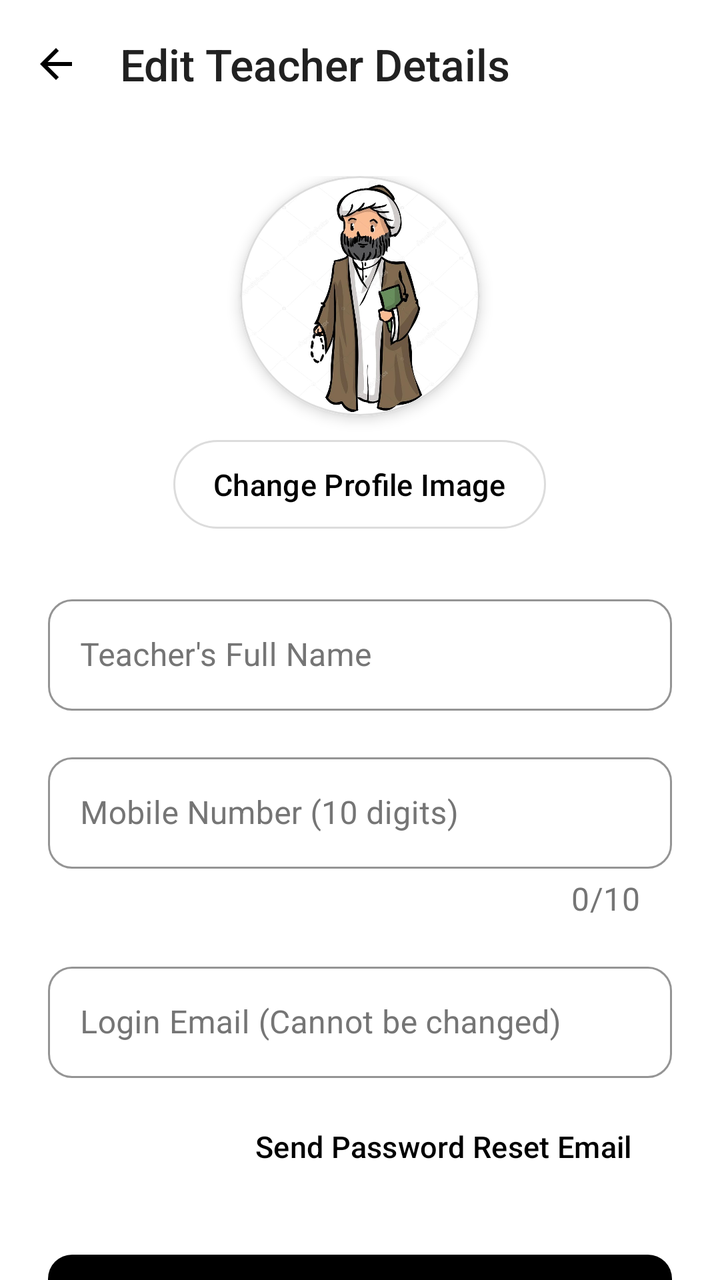
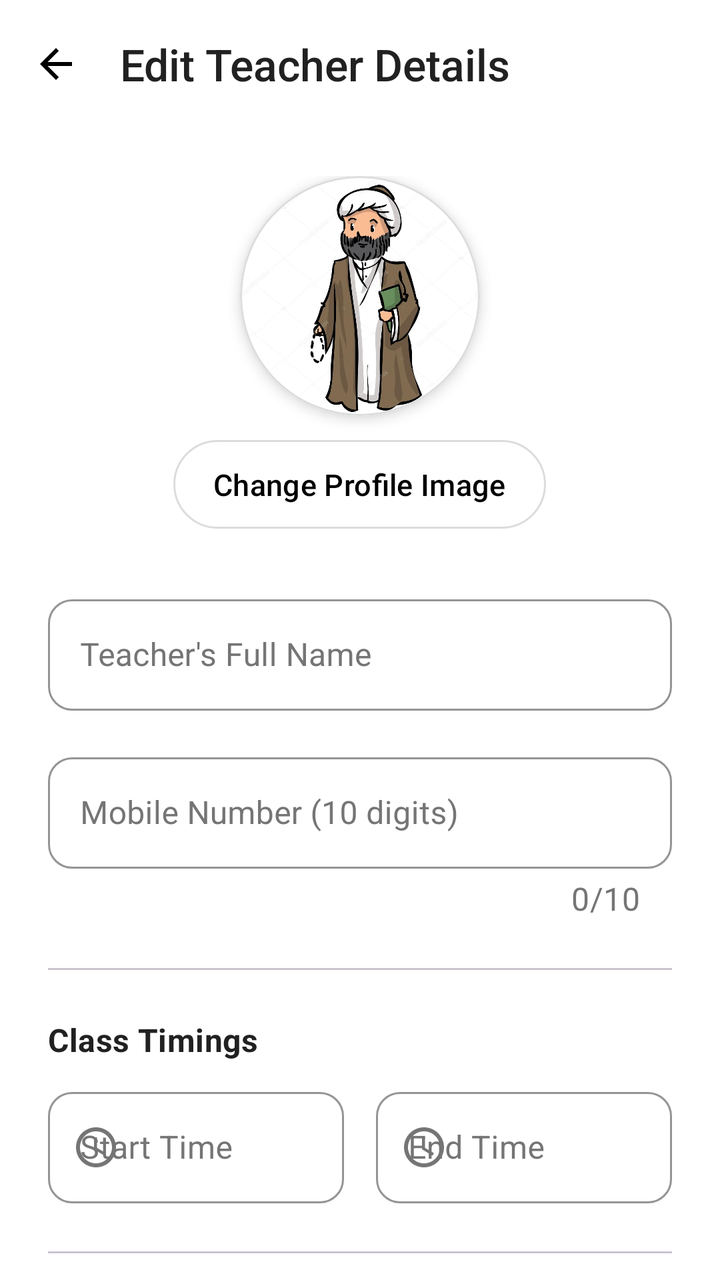

Two renders of the same Android screen: before a commit and after it. Below are the layout's source before the change and the commit's diff.
<!-- AndroidManifest.xml: application theme Theme.Madarsa_Attendance.PureMonochrome -->
<!-- res/layout/activity_edit_teacher.xml -->
<?xml version="1.0" encoding="utf-8"?>
<androidx.coordinatorlayout.widget.CoordinatorLayout xmlns:android="http://schemas.android.com/apk/res/android"
    xmlns:app="http://schemas.android.com/apk/res-auto"
    xmlns:tools="http://schemas.android.com/tools"
    android:layout_width="match_parent"
    android:layout_height="match_parent"
    android:fitsSystemWindows="true"
    android:background="?attr/colorSurface"
    tools:context=".EditTeacherActivity">

    <com.google.android.material.appbar.AppBarLayout
        android:layout_width="match_parent"
        android:layout_height="wrap_content"
        android:fitsSystemWindows="true"
        app:liftOnScroll="true">

        <com.google.android.material.appbar.MaterialToolbar
            android:id="@+id/edit_teacher_toolbar"
            android:layout_width="match_parent"
            android:layout_height="?attr/actionBarSize"
            app:title="Edit Teacher Details"
            app:navigationIcon="@drawable/ic_arrow_back" />
    </com.google.android.material.appbar.AppBarLayout>

    <androidx.core.widget.NestedScrollView
        android:layout_width="match_parent"
        android:layout_height="match_parent"
        app:layout_behavior="@string/appbar_scrolling_view_behavior">

        <LinearLayout
            android:layout_width="match_parent"
            android:layout_height="wrap_content"
            android:orientation="vertical"
            android:padding="24dp">

            <com.google.android.material.card.MaterialCardView
                android:id="@+id/cardViewProfileImageEditTeacher"
                android:layout_width="120dp"
                android:layout_height="120dp"
                android:layout_gravity="center_horizontal"
                app:cardCornerRadius="60dp"
                app:cardElevation="4dp"
                android:layout_marginBottom="8dp"
                android:clickable="true"
                android:focusable="true"
                app:strokeColor="?attr/colorOutline"
                app:strokeWidth="1dp">

                <ImageView
                    android:id="@+id/ivTeacherProfileImageEdit"
                    android:layout_width="match_parent"
                    android:layout_height="match_parent"
                    android:scaleType="centerCrop"
                    android:src="@drawable/molana"
                    android:contentDescription="Profile Image of Teacher" />
            </com.google.android.material.card.MaterialCardView>

            <com.google.android.material.button.MaterialButton
                android:id="@+id/btnSelectImageEditTeacher"
                style="@style/Widget.Material3.Button.OutlinedButton"
                android:layout_width="wrap_content"
                android:layout_height="wrap_content"
                android:text="Change Profile Image"
                android:layout_gravity="center_horizontal"
                android:layout_marginBottom="24dp"/>

            <com.google.android.material.textfield.TextInputLayout
                android:id="@+id/tilTeacherNameEdit"
                style="?attr/textInputOutlinedStyle"
                android:layout_width="match_parent"
                android:layout_height="wrap_content"
                android:hint="Teacher's Full Name">

                <com.google.android.material.textfield.TextInputEditText
                    android:id="@+id/etTeacherNameEdit"
                    android:layout_width="match_parent"
                    android:layout_height="wrap_content"
                    android:inputType="textCapWords|textPersonName"
                    android:maxLines="1"/>
            </com.google.android.material.textfield.TextInputLayout>

            <com.google.android.material.textfield.TextInputLayout
                android:id="@+id/tilTeacherMobileEdit"
                style="?attr/textInputOutlinedStyle"
                android:layout_width="match_parent"
                android:layout_height="wrap_content"
                android:layout_marginTop="16dp"
                android:hint="Mobile Number (10 digits)"
                app:prefixText="+91 "
                app:counterEnabled="true"
                app:counterMaxLength="10">

                <com.google.android.material.textfield.TextInputEditText
                    android:id="@+id/etTeacherMobileEdit"
                    android:layout_width="match_parent"
                    android:layout_height="wrap_content"
                    android:inputType="phone"
                    android:maxLength="10"
                    android:digits="0123456789"
                    android:maxLines="1"/>
            </com.google.android.material.textfield.TextInputLayout>

            
            <com.google.android.material.textfield.TextInputLayout
                android:id="@+id/tilTeacherEmailEdit"
                style="?attr/textInputOutlinedStyle"
                android:layout_width="match_parent"
                android:layout_height="wrap_content"
                android:layout_marginTop="16dp"
                android:hint="Login Email (Cannot be changed)">

                <com.google.android.material.textfield.TextInputEditText
                    android:id="@+id/etTeacherEmailEdit"
                    android:layout_width="match_parent"
                    android:layout_height="wrap_content"
                    android:focusable="false"
                    android:clickable="false"
                    android:inputType="textEmailAddress"
                    android:maxLines="1"/>
            </com.google.android.material.textfield.TextInputLayout>

            
            <com.google.android.material.button.MaterialButton
                android:id="@+id/btnResetPassword"
                style="@style/Widget.Material3.Button.TextButton"
                android:layout_width="wrap_content"
                android:layout_height="wrap_content"
                android:text="Send Password Reset Email"
                android:layout_gravity="end"
                android:layout_marginTop="8dp"/>

            <FrameLayout
                android:layout_width="match_parent"
                android:layout_height="wrap_content"
                android:layout_marginTop="24dp">

                <com.google.android.material.button.MaterialButton
                    android:id="@+id/btnSaveChangesTeacher"
                    style="?attr/materialButtonStyle"
                    android:layout_width="match_parent"
                    android:layout_height="wrap_content"
                    android:text="Save Changes"
                    android:paddingVertical="12dp"/>

                <ProgressBar
                    android:id="@+id/progressBarEditTeacher"
                    style="?android:attr/progressBarStyle"
                    android:layout_width="32dp"
                    android:layout_height="32dp"
                    android:layout_gravity="center"
                    android:elevation="8dp"
                    android:indeterminateTint="?attr/colorOnPrimary"
                    android:visibility="gone" />
            </FrameLayout>
        </LinearLayout>
    </androidx.core.widget.NestedScrollView>
</androidx.coordinatorlayout.widget.CoordinatorLayout>
<!-- resources referenced by this layout -->
<resources>
  <style name="Theme.Madarsa_Attendance.PureMonochrome" parent="Base.Theme.Madarsa_Attendance.PureMonochrome" />
  <color name="bw_theme_primary">@color/mono_palette_black</color>
  <color name="bw_theme_onPrimary">@color/mono_palette_white</color>
  <color name="mono_palette_grey_dark_text">#FF212121</color>
  <color name="mono_palette_white">#FFFFFFFF</color>
  <color name="mono_palette_background_subtle_variant">#FFF0F0F0</color>
  <color name="mono_palette_grey_primary_text">#FF212121</color>
  <color name="mono_palette_grey_medium_text">#9E9E9E</color>
  <color name="mono_palette_black">#FF000000</color>
  <color name="bw_theme_error">@color/mono_palette_error</color>
  <color name="bw_theme_onError">@color/mono_palette_on_error</color>
  <color name="bw_theme_background">@color/mono_palette_white</color>
  <color name="bw_theme_onBackground">@color/mono_palette_grey_primary_text</color>
  <color name="bw_theme_surface">@color/mono_palette_white</color>
  <color name="bw_theme_onSurface">@color/mono_palette_grey_primary_text</color>
  <color name="bw_theme_surface_variant">@color/mono_palette_background_subtle</color>
  <color name="bw_theme_onSurfaceVariant">@color/mono_palette_grey_secondary_text</color>
  <color name="bw_theme_outline">@color/mono_palette_grey_borders</color>
  <style name="TextAppearance.App.PureMonochrome.BodyLarge" parent="TextAppearance.Material3.BodyLarge">
              <item name="android:textColor">?attr/colorOnSurfaceVariant</item>
              <item name="fontFamily">sans-serif</item>
          </style>
  <style name="TextAppearance.App.PureMonochrome.LabelLarge" parent="TextAppearance.Material3.LabelLarge">
              <item name="android:textColor">?attr/colorPrimary</item>
          </style>
  <style name="Widget.App.Button.Dialog.PureMonochrome.Positive" parent="Widget.Material3.Button.TextButton.Dialog">
              <item name="android:textColor">@color/bw_theme_primary</item>
          </style>
  <style name="Widget.App.Button.Dialog.PureMonochrome.Negative" parent="Widget.Material3.Button.TextButton.Dialog">
              <item name="android:textColor">@color/mono_palette_grey_secondary_text</item>
          </style>
  <style name="Widget.App.Button.Dialog.PureMonochrome.Neutral" parent="Widget.Material3.Button.TextButton.Dialog">
              <item name="android:textColor">@color/mono_palette_grey_secondary_text</item>
          </style>
  <color name="mono_palette_error">#B00020</color>
  <color name="mono_palette_on_error">#FFFFFFFF</color>
  <color name="mono_palette_background_subtle">#F5F5F5</color>
  <color name="mono_palette_grey_secondary_text">#FF757575</color>
  <color name="mono_palette_grey_borders">#FFDCDCDC</color>
  <color name="bw_ripple_color">#1F000000</color>
  <style name="MaterialAlertDialog.App.Title.Text.Monochrome" parent="MaterialAlertDialog.Material3.Title.Text">
              <item name="android:textColor">@color/bw_theme_onSurface</item>
          </style>
  <style name="MaterialAlertDialog.App.Body.Text.Monochrome" parent="MaterialAlertDialog.Material3.Body.Text">
              <item name="android:textColor">@color/mono_palette_grey_secondary_text</item>
          </style>
  <!-- unchanged entries left out for length: 13 -->
</resources>

<!-- the commit's change to res/layout/activity_edit_teacher.xml (unified diff, before → after) -->
@@ -101,12 +101,72 @@
             </com.google.android.material.textfield.TextInputLayout>
 
             
+            <com.google.android.material.divider.MaterialDivider
+                android:layout_width="match_parent"
+                android:layout_height="wrap_content"
+                android:layout_marginVertical="24dp"/>
+
+            <TextView
+                android:layout_width="wrap_content"
+                android:layout_height="wrap_content"
+                android:text="Class Timings"
+                android:textAppearance="?attr/textAppearanceTitleMedium"/>
+
+            <LinearLayout
+                android:layout_width="match_parent"
+                android:layout_height="wrap_content"
+                android:layout_marginTop="8dp"
+                android:orientation="horizontal">
+
+                <com.google.android.material.textfield.TextInputLayout
+                    android:id="@+id/tilStartTimeEdit"
+                    style="?attr/textInputOutlinedStyle"
+                    android:layout_width="0dp"
+                    android:layout_weight="1"
+                    android:layout_marginEnd="8dp"
+                    android:layout_height="wrap_content"
+                    android:hint="Start Time"
+                    app:startIconDrawable="@drawable/ic_time">
+                    <com.google.android.material.textfield.TextInputEditText
+                        android:id="@+id/etStartTimeEdit"
+                        android:layout_width="match_parent"
+                        android:layout_height="wrap_content"
+                        android:focusableInTouchMode="false"
+                        android:clickable="true"
+                        android:focusable="false" />
+                </com.google.android.material.textfield.TextInputLayout>
+
+                <com.google.android.material.textfield.TextInputLayout
+                    android:id="@+id/tilEndTimeEdit"
+                    style="?attr/textInputOutlinedStyle"
+                    android:layout_width="0dp"
+                    android:layout_weight="1"
+                    android:layout_marginStart="8dp"
+                    android:layout_height="wrap_content"
+                    android:hint="End Time"
+                    app:startIconDrawable="@drawable/ic_time">
+                    <com.google.android.material.textfield.TextInputEditText
+                        android:id="@+id/etEndTimeEdit"
+                        android:layout_width="match_parent"
+                        android:layout_height="wrap_content"
+                        android:focusableInTouchMode="false"
+                        android:clickable="true"
+                        android:focusable="false" />
+                </com.google.android.material.textfield.TextInputLayout>
+            </LinearLayout>
+
+            <com.google.android.material.divider.MaterialDivider
+                android:layout_width="match_parent"
+                android:layout_height="wrap_content"
+                android:layout_marginVertical="24dp"/>
+            
+
+
             <com.google.android.material.textfield.TextInputLayout
                 android:id="@+id/tilTeacherEmailEdit"
                 style="?attr/textInputOutlinedStyle"
                 android:layout_width="match_parent"
                 android:layout_height="wrap_content"
-                android:layout_marginTop="16dp"
                 android:hint="Login Email (Cannot be changed)">
 
                 <com.google.android.material.textfield.TextInputEditText
@@ -119,7 +179,6 @@
                     android:maxLines="1"/>
             </com.google.android.material.textfield.TextInputLayout>
 
-            
             <com.google.android.material.button.MaterialButton
                 android:id="@+id/btnResetPassword"
                 style="@style/Widget.Material3.Button.TextButton"
<!-- resource entries referenced after the edit -->
@@ -1,5 +1,19 @@
 <!-- resources referenced by this layout -->
 <resources>
+  <!-- drawable ic_time (drawable) -->
+  <vector xmlns:android="http://schemas.android.com/apk/res/android"
+      android:width="24dp"
+      android:height="24dp"
+      android:viewportWidth="24"
+      android:viewportHeight="24"
+      android:tint="?attr/colorControlNormal">
+      <path
+          android:fillColor="@android:color/white"
+          android:pathData="M11.99,2C6.47,2 2,6.48 2,12s4.47,10 9.99,10C17.52,22 22,17.52 22,12S17.52,2 11.99,2zM12,20c-4.42,0 -8,-3.58 -8,-8s3.58,-8 8,-8 8,3.58 8,8 -3.58,8 -8,8z"/>
+      <path
+          android:fillColor="@android:color/white"
+          android:pathData="M12.5,7H11v6l5.25,3.15 0.75,-1.23 -4.5,-2.67z"/>
+  </vector>
   <style name="Theme.Madarsa_Attendance.PureMonochrome" parent="Base.Theme.Madarsa_Attendance.PureMonochrome" />
   <color name="bw_theme_primary">@color/mono_palette_black</color>
   <color name="bw_theme_onPrimary">@color/mono_palette_white</color>
